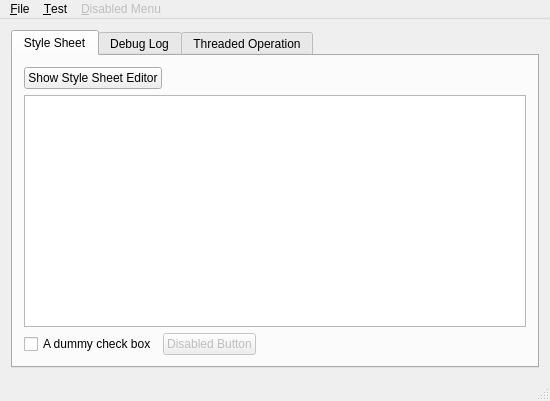
Old version of the form TestApps/XMiLibGuiTest/MainWindow.ui in the repository xmichelo/XMiLib.
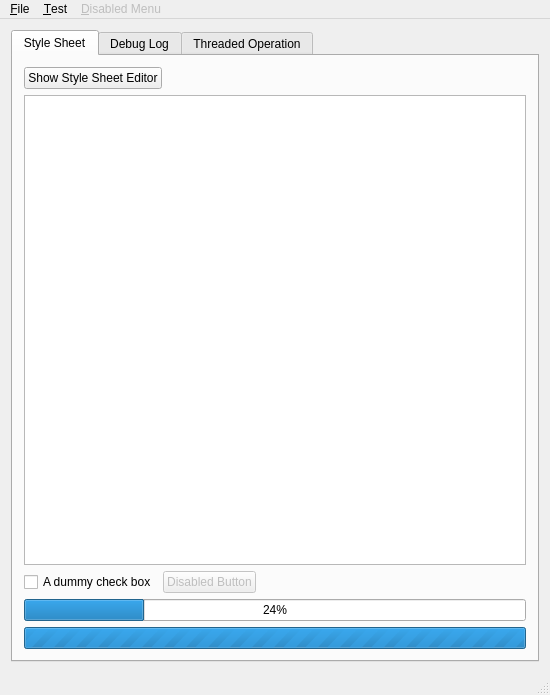
New version of the form.

Patch:
```diff
--- a/TestApps/XMiLibGuiTest/MainWindow.ui
+++ b/TestApps/XMiLibGuiTest/MainWindow.ui
@@ -7,7 +7,7 @@
     <x>0</x>
     <y>0</y>
     <width>550</width>
-    <height>401</height>
+    <height>695</height>
    </rect>
   </property>
   <property name="windowTitle">
@@ -90,6 +90,23 @@
           </item>
          </layout>
         </item>
+        <item>
+         <widget class="QProgressBar" name="progressBar24Percents">
+          <property name="value">
+           <number>24</number>
+          </property>
+         </widget>
+        </item>
+        <item>
+         <widget class="QProgressBar" name="progressBarIndeterminate">
+          <property name="maximum">
+           <number>0</number>
+          </property>
+          <property name="value">
+           <number>-1</number>
+          </property>
+         </widget>
+        </item>
        </layout>
       </widget>
       <widget class="QWidget" name="tabDebugLog">
```
